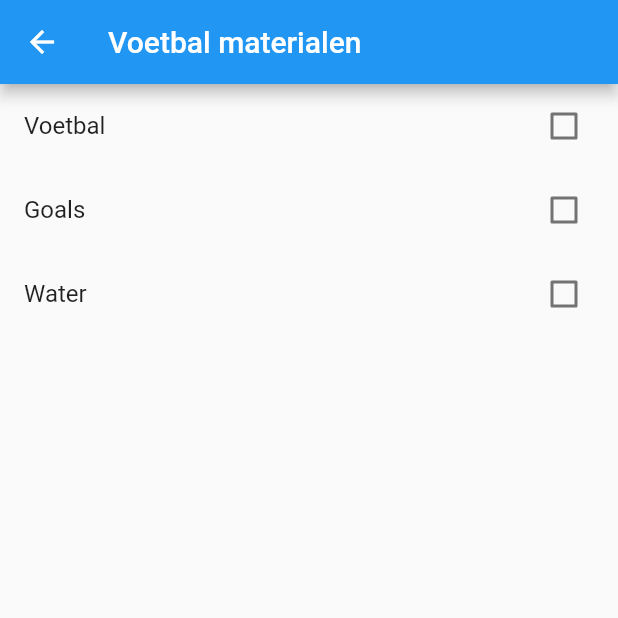
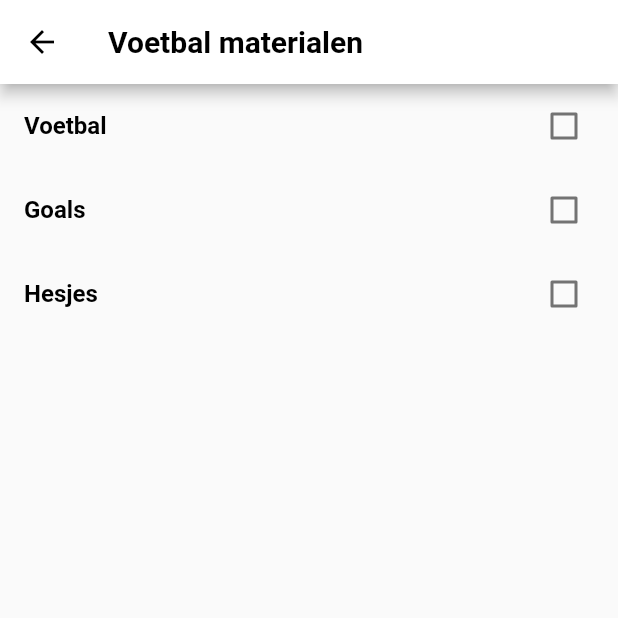
Before and after one commit to martijnH96/sportenindebuurt-front-end, a Flutter app: the screen it shows after launch, after a tap on "Voetbal", on a phone screen of 412 x 824 dp, the top half of it. Run offline on Flutter 3.47's test engine with Material 2 defaults, Android fonts, the phone set to English and light mode, and no system bars; our stand-ins replace flutter_svg; missing offline and left inert: adobe_xd.

Commit message:
Css toegevoegd

```diff
--- a/lib/materialsneeded.dart
+++ b/lib/materialsneeded.dart
@@ -1,15 +1,22 @@
 import 'package:flutter/material.dart';
 
+const White = const Color(0xffffffff);
+const Black = const Color(0xFF000000);
+final ImageProvider sportlijstimage =
+const AssetImage('assets/images/materialsneeded.jpg');
 Map<String, bool> List = {
   'Voetbal': false,
   'Goals': false,
-  'Water': false,
+  'Hesjes': false,
 };
 
 class MyApp extends StatelessWidget {
   @override
   Widget build(BuildContext context) {
     return MaterialApp(
+        theme: ThemeData(
+          primaryColor: White,
+        ),
         onGenerateRoute: (settings) {
           if (settings.name == PassArgumentsScreen.routeName) {
             final ScreenArguments args = settings.arguments;
@@ -22,10 +29,10 @@ class MyApp extends StatelessWidget {
               },
             );
           }
-          assert(false, 'Need to implement ${settings.name}');
+          assert(false);
           return null;
         },
-        title: 'Navigation with Arguments',
+        title: 'Materialen',
         home: HomeScreen(),
         routes: {
           ExtractArgumentsScreen.routeName: (context) =>
@@ -39,14 +46,22 @@ class HomeScreen extends StatelessWidget {
   Widget build(BuildContext context) {
     return Scaffold(
       appBar: AppBar(
-        title: Text('Home Screen'),
+        title: Text('Materialen',
+          style: TextStyle(fontWeight: FontWeight.bold, color: Black),
+        ),
       ),
       body: Center(
         child: Column(
           mainAxisAlignment: MainAxisAlignment.center,
           children: <Widget>[
             ElevatedButton(
-              child: Text("Voetbal"),
+              style: ElevatedButton.styleFrom(
+                primary: White, // background
+                onPrimary: White, // foreground
+              ),
+              child: Text("Voetbal",
+                style: TextStyle(fontWeight: FontWeight.bold, color: Black),
+              ),
               onPressed: () {
                 List.removeWhere((key, value) => value == true);
                   Navigator.pushNamed(
@@ -75,10 +90,12 @@ class ExtractArgumentsScreen extends StatelessWidget {
 
     return Scaffold(
       appBar: AppBar(
-        title: Text(args.title),
+        title: Text(args.title,                style: TextStyle(fontWeight: FontWeight.bold, color: Black),
+      ),
       ),
       body: Center(
-        child: Text(args.sport),
+        child: Text(args.sport,                style: TextStyle(fontWeight: FontWeight.bold, color: Black),
+    ),
       ),
     );
   }
@@ -102,7 +119,9 @@ class PassArgumentsScreen extends StatelessWidget {
     geselecteerdeSport = sport;
     return Scaffold(
       appBar: AppBar(
-        title: Text(title),
+        title: Text(title,
+          style: TextStyle(fontWeight: FontWeight.bold, color: Black),
+        ),
       ),
       body: Center(
           child: Center(
@@ -150,7 +169,9 @@ class DynamicallyCheckboxState extends State {
         ListView(
           children: List.keys.map((String key) {
             return new CheckboxListTile(
-              title: new Text(key),
+              title: new Text(key,
+                style: TextStyle(fontWeight: FontWeight.bold, color: Black),
+              ),
               value: List[key],
               activeColor: Colors.deepPurple[400],
               checkColor: Colors.white,
```
Also changed, not shown: assets/images/materialsneeded.jpg (added).
